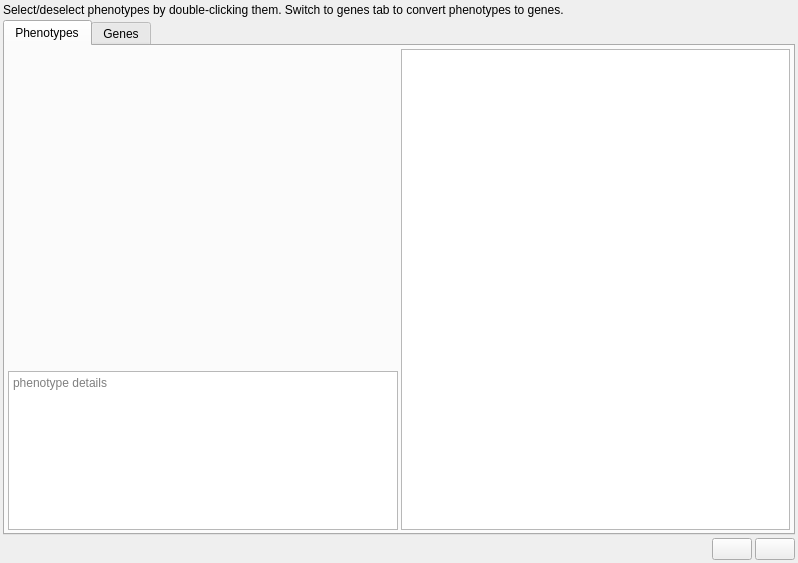
Old version of the form src/GSvar/PhenoToGenesDialog.ui in the repository imgag/ngs-bits.
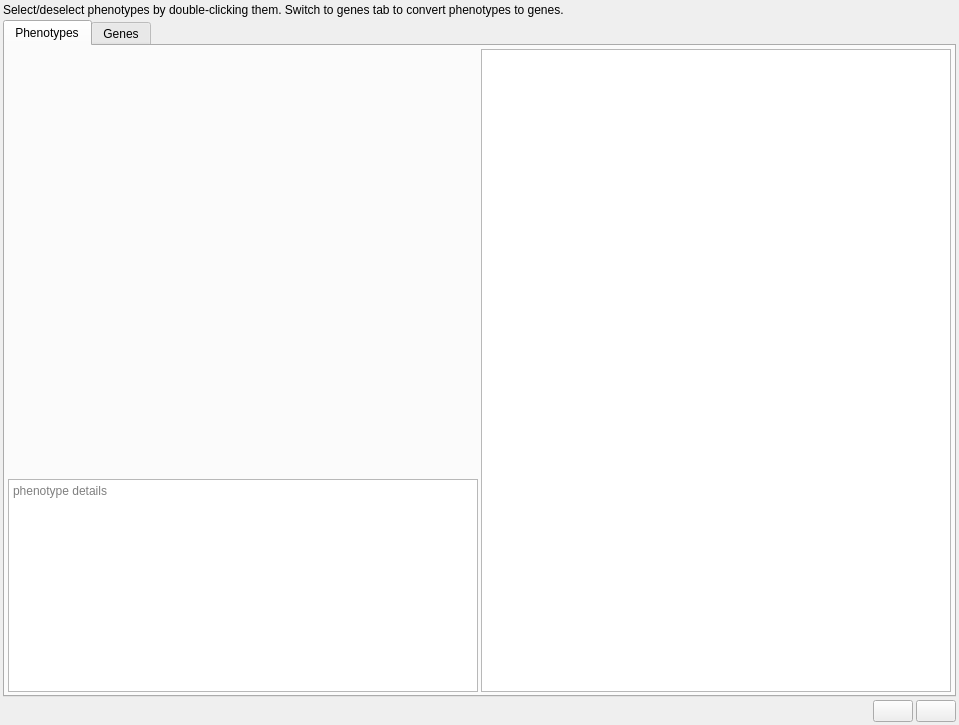
New version of the form. Icons and pictures are not drawn. Custom widgets are drawn as their Qt base class.

Diff of the .ui file:
```diff
--- a/src/GSvar/PhenoToGenesDialog.ui
+++ b/src/GSvar/PhenoToGenesDialog.ui
@@ -6,8 +6,8 @@
    <rect>
     <x>0</x>
     <y>0</y>
-    <width>798</width>
-    <height>563</height>
+    <width>959</width>
+    <height>725</height>
    </rect>
   </property>
   <property name="windowTitle">
```
